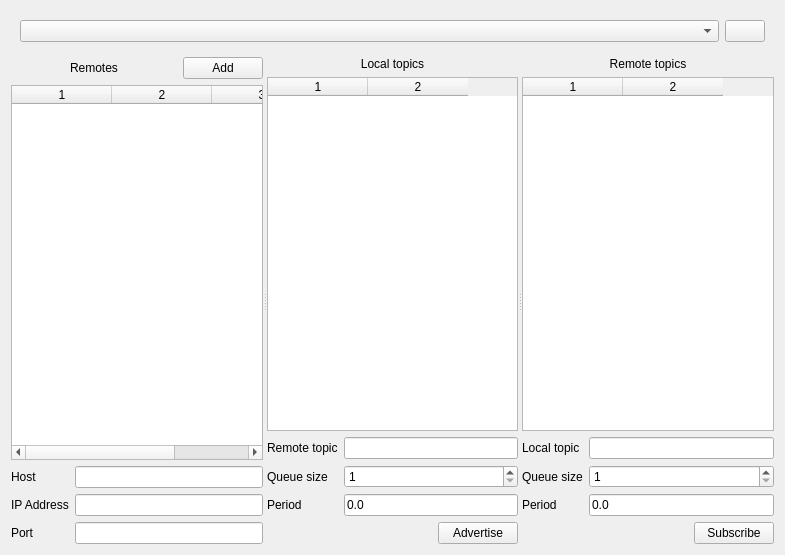
Old version of the form src/udp_bridge_plugin.ui in the repository CCOMJHC/rqt_udp_bridge.
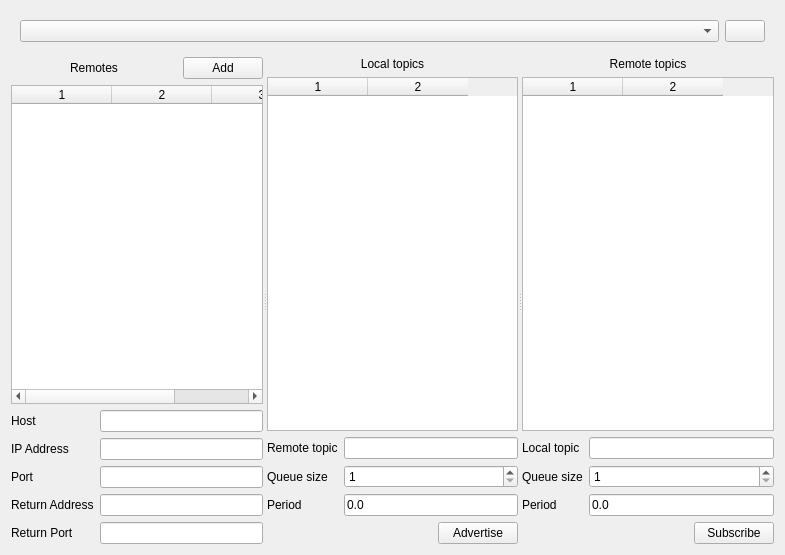
New version of the form. Icons and pictures are not drawn.

Commit message: Add return address and port

```diff
--- a/src/udp_bridge_plugin.ui
+++ b/src/udp_bridge_plugin.ui
@@ -153,6 +153,34 @@
            </property>
           </widget>
          </item>
+         <item row="5" column="1">
+          <widget class="QLineEdit" name="remoteReturnIPAddressLineEdit">
+           <property name="readOnly">
+            <bool>true</bool>
+           </property>
+          </widget>
+         </item>
+         <item row="5" column="0">
+          <widget class="QLabel" name="remoteReturnIPAddressLabel">
+           <property name="text">
+            <string>Return Address</string>
+           </property>
+          </widget>
+         </item>
+         <item row="6" column="0">
+          <widget class="QLabel" name="remoteReturnPortLabel">
+           <property name="text">
+            <string>Return Port</string>
+           </property>
+          </widget>
+         </item>
+         <item row="6" column="1">
+          <widget class="QLineEdit" name="remoteReturnPortLineEdit">
+           <property name="readOnly">
+            <bool>true</bool>
+           </property>
+          </widget>
+         </item>
         </layout>
        </item>
       </layout>
```
The commit also changes 2 other files.
